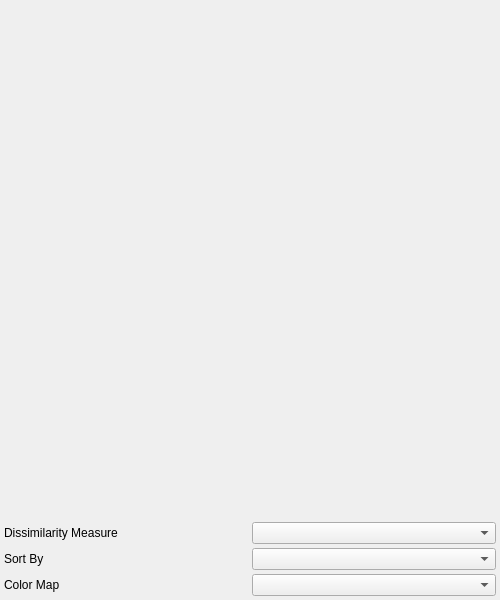
Qt form modules/FiAKEr/DissimilarityMatrix.ui (3dct/open_iA) before a commit.
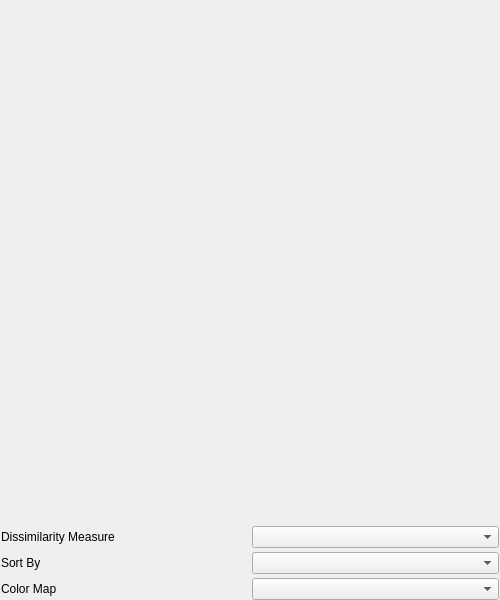
The same form after that commit.

The edit to the form file:
```diff
--- a/modules/FiAKEr/DissimilarityMatrix.ui
+++ b/modules/FiAKEr/DissimilarityMatrix.ui
@@ -15,16 +15,16 @@
   </property>
   <layout class="QGridLayout" name="gridLayout">
    <property name="leftMargin">
-    <number>4</number>
+    <number>1</number>
    </property>
    <property name="topMargin">
-    <number>4</number>
+    <number>0</number>
    </property>
    <property name="rightMargin">
-    <number>4</number>
+    <number>1</number>
    </property>
    <property name="bottomMargin">
-    <number>4</number>
+    <number>0</number>
    </property>
    <property name="spacing">
     <number>4</number>
```
